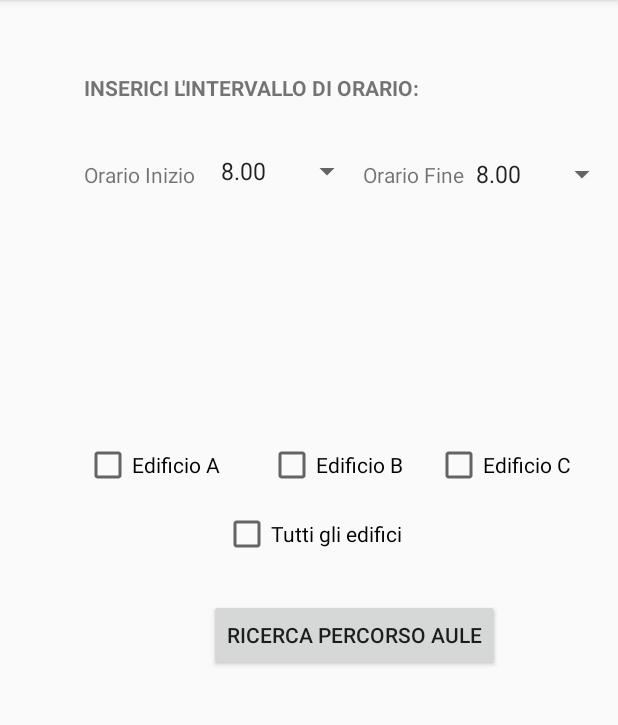
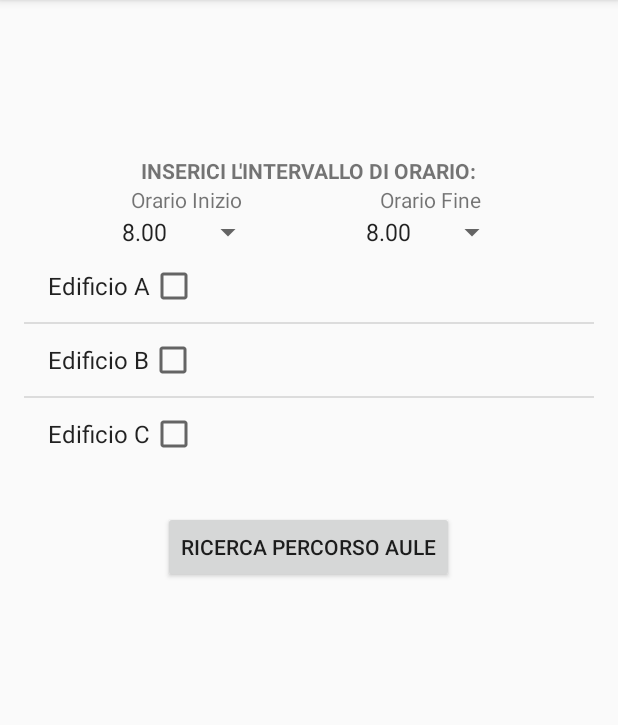
Before and after one commit to ArriKing/NavigationDrawerTutorial, an Android app: the screen it shows after launch (MainActivity), on a phone screen of 412 x 824 dp, the part 84-809 px from its top. Run offline under Robolectric (Android 15) with nearby library versions, the phone set to English and light mode, and no system bars.

Commit message:
Aggiornata lista edifici

```diff
--- a/app/src/main/AndroidManifest.xml
+++ b/app/src/main/AndroidManifest.xml
@@ -21,7 +21,7 @@
             </intent-filter>
           <!--Activity di prova-->
         </activity>
-        <activity android:name=".OrariAuleActivity"
+        <activity android:name=".ClassActivity"
             android:label="@string/app_name"
             android:parentActivityName=".MainActivity">
         </activity>
--- a/app/src/main/java/com/example/marco/navigationdrawertutorial/ClassFragment.java
+++ b/app/src/main/java/com/example/marco/navigationdrawertutorial/ClassFragment.java
@@ -6,12 +6,14 @@ import android.content.Intent;
 import android.os.Bundle;
 import android.support.v4.app.DialogFragment;
 import android.support.v4.app.Fragment;
+import android.util.SparseBooleanArray;
 import android.view.LayoutInflater;
 import android.view.View;
 import android.view.ViewGroup;
 import android.widget.AdapterView;
+import android.widget.ArrayAdapter;
 import android.widget.Button;
-import android.widget.CheckBox;
+import android.widget.ListView;
 import android.widget.Spinner;
 
 
@@ -21,7 +23,7 @@ import android.widget.Spinner;
 public class ClassFragment extends DialogFragment {
     private String BOT;
     private String EOT;
-    private int A,B,C,All;
+    ListView myList;
     Activity context;
 
     //CREARE UN FRAGMENT
@@ -38,14 +40,8 @@ public class ClassFragment extends DialogFragment {
     private void tempo_Fine(String t){
         EOT=t;
     }
-    private void EdificioA(int a) {
-        A=a;
-    }
-    private void EdificioB(int b) {B=b;}
-    private void EdificioC(int c) {C=c;}
-    private void EdificioAll(int all) {
-        All=all;
-    }
+
+    //private void EdificioAll(int all) {All=all;}
 
     public void onStart(){
         super.onStart();
@@ -69,50 +65,51 @@ public class ClassFragment extends DialogFragment {
             public void onNothingSelected(AdapterView<?> arg0) {}
         });
 
-        //CheckBo edifici
-        CheckBox yourCheckBox_1 = (CheckBox) context.findViewById(R.id.chk_A);
-        yourCheckBox_1.setOnClickListener(new View.OnClickListener() {
-            @Override
-            public void onClick(View v) {
-                //is chkIos checked?
-                if (((CheckBox) v).isChecked()) {EdificioA(1);}
-                else EdificioA(0);
-            }
-        });
-        CheckBox yourCheckBox_2 = (CheckBox) context.findViewById(R.id.chk_B);
-        yourCheckBox_2.setOnClickListener(new View.OnClickListener() {
-            @Override
-            public void onClick(View v) {
-                //is chkIos checked?
-                if (((CheckBox) v).isChecked()) {EdificioB(1);}
-                else EdificioB(0);
-            }
-        });
-        CheckBox yourCheckBox_3 = (CheckBox) context.findViewById(R.id.chk_C);
-        yourCheckBox_3.setOnClickListener(new View.OnClickListener() {
-            @Override
-            public void onClick(View v) {
-                //is chkIos checked?
-                if (((CheckBox) v).isChecked()) {EdificioC(1);}
-                else EdificioC(0);
-            }
-        });
+        //Lista CheckBox edifici
+
+        String[] Edifici = {
+                "Edificio A",
+                "Edificio B",
+                "Edificio C",
+        };
+
+        myList = (ListView)context.findViewById(R.id.list_Ed);
+
+        ArrayAdapter<String> adapter = new ArrayAdapter<String>(getActivity(), android.R.layout.simple_list_item_multiple_choice, Edifici);
+
+        myList.setChoiceMode(ListView.CHOICE_MODE_MULTIPLE);
+
+        myList.setAdapter(adapter);
+
+
 
         //Listener del button
         Button bt=(Button)context.findViewById(R.id.bt);
         bt.setOnClickListener(new View.OnClickListener(){
             public void onClick(View view){
                 //create an Intent object
-                Intent intent=new Intent(context, OrariAuleActivity.class);
-               // CheckBox chkA = (CheckBox) context.findViewById(R.id.chk_A);
+                Intent intent=new Intent(context, ClassActivity.class);
+
+                //All'evento di onclick sul buttone controllo chi nella lista ha il check
+                //e viene messo in una stringa con , come separatore
+                String selected="";
+                int cntChoice = myList.getCount();
+
+                SparseBooleanArray sparseBooleanArray = myList.getCheckedItemPositions();
+                int k=0;
+                for(int i = 0; i < cntChoice; i++){
+
+                    if(sparseBooleanArray.get(i)) {
+
+                        selected+= myList.getItemAtPosition(i).toString() + ",";
+
+                    }
+                }
                 //add data to the Intent object
-
                 intent.putExtra("Time_1", BOT);
                 intent.putExtra("Time_2", EOT);
-               // intent.putExtra("Ed_A",checkBox_A.isChecked());
-                intent.putExtra("Ed_A", A);
-                intent.putExtra("Ed_B", B);
-                intent.putExtra("Ed_C", C);
+                intent.putExtra("Ed_list", selected);
+
                 //start the second activity
                 startActivity(intent);
             }
--- a/app/src/main/res/layout/fragment_class.xml
+++ b/app/src/main/res/layout/fragment_class.xml
@@ -1,118 +1,94 @@
-<RelativeLayout xmlns:android="http://schemas.android.com/apk/res/android"
+<LinearLayout xmlns:android="http://schemas.android.com/apk/res/android"
     xmlns:tools="http://schemas.android.com/tools"
     android:layout_width="match_parent"
     android:layout_height="match_parent"
+    android:paddingTop="@dimen/nav_header_height"
+    android:paddingBottom="16dp"
+    android:paddingLeft="16dp"
+    android:paddingRight="16dp"
+    android:orientation="vertical"
+    android:layout_gravity="center_horizontal"
+    android:gravity="center_horizontal"
+    tools:context="com.example.marco.navigationdrawertutorial.ClassFragment">
 
-    tools:context="com.example.marco.navigationdrawertutorial.ClassFragment">
+    <TextView
+        android:id="@+id/textView4"
+        android:layout_width="wrap_content"
+        android:layout_height="wrap_content"
+        android:text="INSERICI L'INTERVALLO DI ORARIO:"
+        android:textStyle="bold" />
+
+    <LinearLayout
+        android:id="@+id/linearLayout"
+        android:layout_width="wrap_content"
+        android:layout_height="wrap_content"
+        android:orientation="horizontal"
+        android:gravity="center"
+        android:layout_gravity="center_horizontal">
+
+        <LinearLayout
+            android:layout_width="wrap_content"
+            android:layout_height="wrap_content"
+            android:paddingRight="30dp"
+            android:orientation="vertical"
+            android:gravity="center"
+            android:layout_gravity="center_horizontal">
+
+            <TextView
+                android:id="@+id/textView2"
+                android:layout_width="wrap_content"
+                android:layout_height="wrap_content"
+                android:text="Orario Inizio" />
+            <Spinner
+                android:id="@+id/spinner_begin"
+                android:layout_width="wrap_content"
+                android:layout_height="wrap_content"
+                android:entries="@array/Orai_Lezioni"></Spinner>
+
+        </LinearLayout>
+
+        <LinearLayout
+            android:layout_width="wrap_content"
+            android:layout_height="wrap_content"
+            android:paddingLeft="30dp"
+            android:orientation="vertical"
+            android:gravity="center"
+            android:layout_gravity="center_horizontal">
+
+            <TextView
+                android:id="@+id/textView3"
+                android:layout_width="wrap_content"
+                android:layout_height="wrap_content"
+                android:text="Orario Fine"/>
+            <Spinner
+                android:id="@+id/spinner_end"
+                android:layout_width="wrap_content"
+                android:layout_height="wrap_content"
+                android:entries="@array/Orai_Lezioni"></Spinner>
+
+        </LinearLayout>
+
+    </LinearLayout>
 
     <LinearLayout
         android:layout_width="wrap_content"
         android:layout_height="wrap_content"
-        android:orientation="vertical"
-        android:gravity="center"
-        android:id="@+id/linearLayout"
-        android:layout_alignParentTop="true"
-        android:layout_centerHorizontal="true"
-        android:layout_marginTop="@dimen/nav_header_height">
+        android:orientation="horizontal"
+        android:gravity="center">
+
+        <ListView
+            android:layout_width="match_parent"
+            android:layout_height="wrap_content"
+            android:id="@+id/list_Ed"
+            android:layout_gravity="left"/>
 
     </LinearLayout>
-
 
     <Button
         android:id="@+id/bt"
         android:layout_width="wrap_content"
         android:layout_height="wrap_content"
         android:layout_marginTop="27dp"
-        android:text="Ricerca percorso aule"
-        android:layout_below="@+id/chk_All"
-        android:layout_toEndOf="@+id/textView2" />
+        android:text="Ricerca percorso aule" />
 
-    <Spinner
-        android:id="@+id/spinner_begin"
-        android:layout_width="wrap_content"
-        android:layout_height="wrap_content"
-        android:entries="@array/Orai_Lezioni"
-        android:layout_alignBottom="@+id/textView3"
-        android:layout_toStartOf="@+id/textView3"></Spinner>
-
-    <Spinner
-        android:id="@+id/spinner_end"
-        android:layout_width="wrap_content"
-        android:layout_height="wrap_content"
-        android:entries="@array/Orai_Lezioni"
-        android:layout_alignTop="@+id/linearLayout"
-        android:layout_alignParentEnd="true"></Spinner>
-
-    <TextView
-        android:id="@+id/textView2"
-        android:layout_width="wrap_content"
-        android:layout_height="wrap_content"
-        android:text="Orario Inizio"
-        android:layout_alignBottom="@+id/spinner_begin"
-        android:layout_toStartOf="@+id/spinner_begin"
-        android:layout_marginEnd="9dp" />
-
-    <TextView
-        android:id="@+id/textView3"
-        android:layout_width="wrap_content"
-        android:layout_height="wrap_content"
-        android:text="Orario Fine"
-        android:layout_alignBaseline="@+id/spinner_end"
-        android:layout_alignBottom="@+id/spinner_end"
-        android:layout_toStartOf="@+id/spinner_end" />
-
-
-
-    <TextView
-        android:id="@+id/textView4"
-        android:layout_width="wrap_content"
-        android:layout_height="wrap_content"
-        android:layout_marginBottom="34dp"
-        android:text="INSERICI L'INTERVALLO DI ORARIO:"
-        android:textStyle="bold"
-        android:layout_above="@+id/spinner_begin"
-        android:layout_alignStart="@+id/textView2" />
-
-    <CheckBox
-        android:id="@+id/chk_A"
-        android:layout_width="wrap_content"
-        android:layout_height="wrap_content"
-        android:text="Edificio A"
-        android:layout_alignBaseline="@+id/chk_B"
-        android:layout_alignBottom="@+id/chk_B"
-        android:layout_alignStart="@+id/textView2"
-        />
-
-    <CheckBox
-        android:id="@+id/chk_B"
-        android:layout_width="wrap_content"
-        android:layout_height="wrap_content"
-        android:text="Edificio B"
-        android:layout_above="@+id/chk_All"
-        android:layout_alignEnd="@+id/chk_All"
-        android:layout_marginBottom="14dp"
-        android:onClick="onCheckboxClicked"/>
-
-    <CheckBox
-        android:id="@+id/chk_C"
-        android:layout_width="wrap_content"
-        android:layout_height="wrap_content"
-        android:text="Edificio C"
-        android:layout_alignBaseline="@+id/chk_B"
-        android:layout_alignBottom="@+id/chk_B"
-        android:layout_toEndOf="@+id/textView4"
-        android:layout_marginStart="10dp"
-        android:onClick="onCheckboxClicked"/>
-
-    <CheckBox
-        android:id="@+id/chk_All"
-        android:layout_width="wrap_content"
-        android:layout_height="wrap_content"
-        android:text="Tutti gli edifici"
-        android:layout_centerVertical="true"
-        android:layout_alignEnd="@+id/textView4"
-        android:layout_marginEnd="11dp"
-        android:onClick="onCheckboxClicked"/>
-
-
-</RelativeLayout>
+</LinearLayout>
--- a/app/src/main/res/layout/percorso_di_studio.xml
+++ b/app/src/main/res/layout/percorso_di_studio.xml
@@ -6,7 +6,7 @@
     android:paddingLeft= "@dimen/activity_horizontal_margin"
     android:paddingRight= "@dimen/activity_horizontal_margin"
     android:paddingTop= "@dimen/activity_vertical_margin"
-    tools:context=".OrariAuleActivity" >
+    tools:context=".ClassActivity" >
 <LinearLayout
     android:layout_width="wrap_content"
     android:layout_height="wrap_content"
```
Also changed, not shown: app/src/main/java/com/example/marco/navigationdrawertutorial/BachecaActivity.java (+8 -1 lines), app/src/main/java/com/example/marco/navigationdrawertutorial/BachecaFragment.java (+12 -12 lines), app/src/main/java/com/example/marco/navigationdrawertutorial/ClassActivity.java (renamed from app/src/main/java/com/example/marco/navigationdrawertutorial/OrariAuleActivity.java, +11 -3 lines), app/src/main/java/com/example/marco/navigationdrawertutorial/Corsi.java (+1 -12 lines), app/src/main/res/layout/info_corsi.xml (+5 -5 lines).
